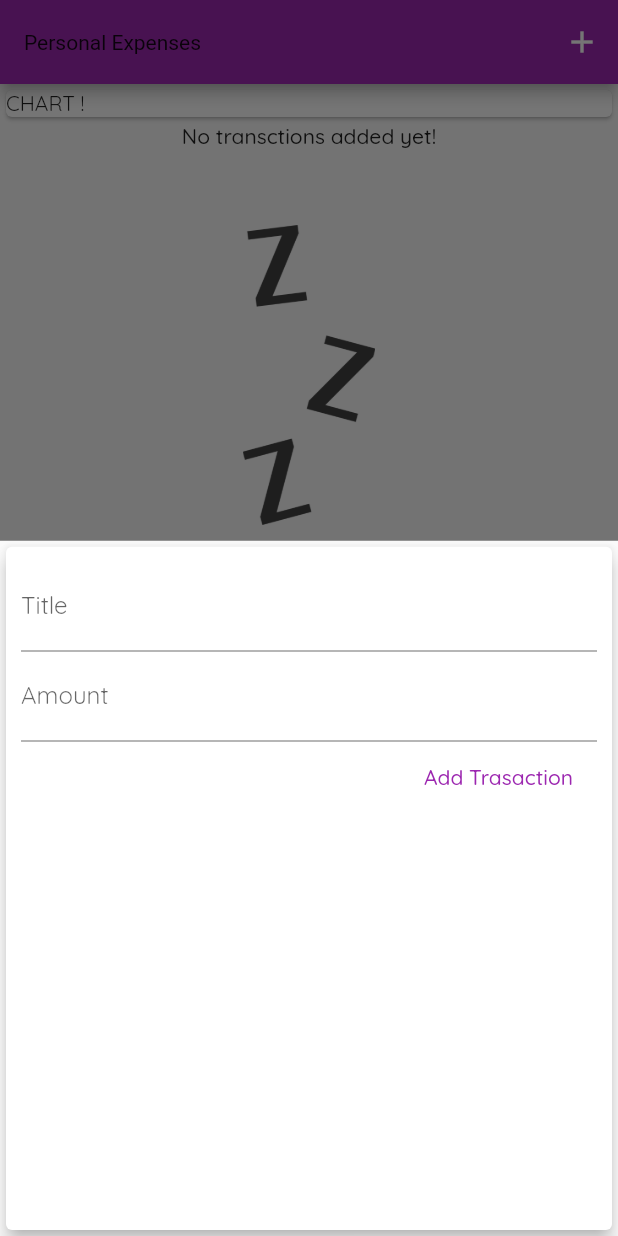
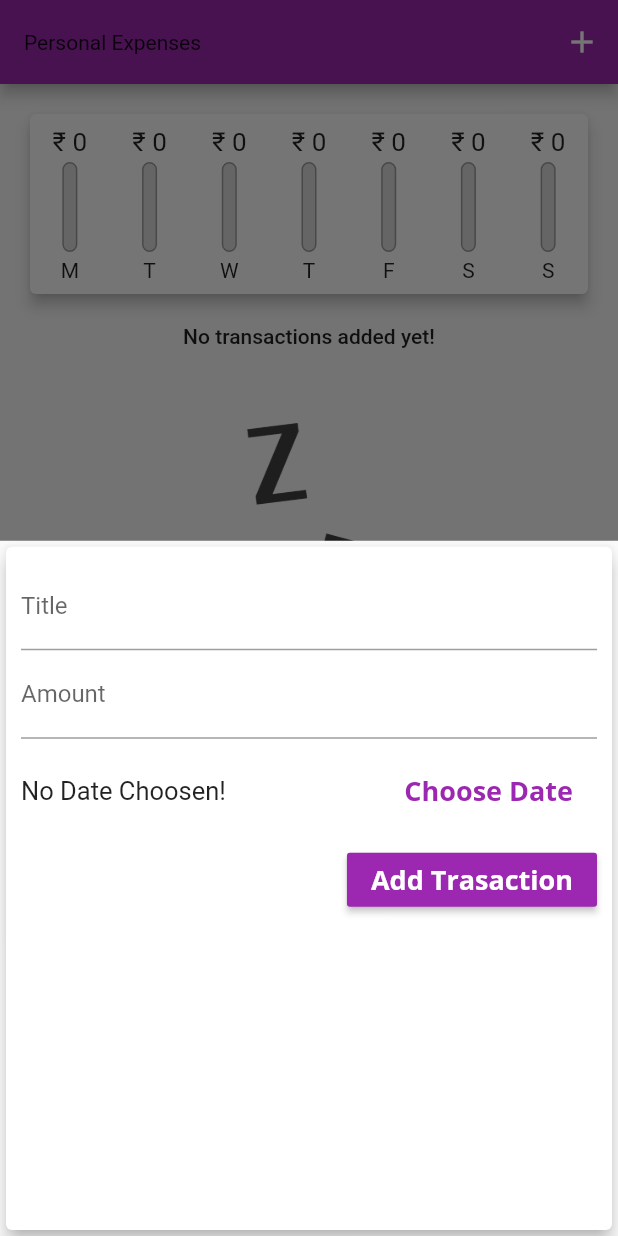
Before and after one commit to Dharmik-Pavasiya/Personal_Expenses, a Flutter app: the screen it shows after launch, after a tap on the "add" icon, on a phone screen of 412 x 824 dp. Run offline on Flutter 3.47's test engine with Material 2 defaults, Android fonts, the phone set to English and light mode, and no system bars.

Commit message:
Planning Chart Bar

```diff
--- a/lib/main.dart
+++ b/lib/main.dart
@@ -1,4 +1,5 @@
 import 'package:flutter/material.dart';
+import 'package:personal_expenses/widgets/chart.dart';
 import 'package:personal_expenses/widgets/new_transaction.dart';
 import 'package:personal_expenses/widgets/transaction_list.dart';
 import 'model/transaction_model.dart';
@@ -20,14 +21,22 @@ class _MyAppState extends State<MyApp> {
       title: 'Personal Expenses',
       theme: ThemeData(
         primarySwatch: Colors.purple,
+        errorColor: Colors.red,
         accentColor: Colors.amber,
         fontFamily: 'Quicksand',
+        textTheme: ThemeData.light().textTheme.copyWith(
+          labelLarge: const TextStyle(
+            fontFamily: 'OpenSans',
+            fontWeight: FontWeight.bold,
+            fontSize: 18,
+          ),
+        ),
         appBarTheme: AppBarTheme(
           textTheme: ThemeData.light().textTheme.copyWith(
                 labelLarge: const TextStyle(
                   fontFamily: 'OpenSans',
                   fontWeight: FontWeight.bold,
-                  fontSize: 50,
+                  fontSize: 100,
                 ),
               ),
         ),
@@ -52,12 +61,22 @@ class _HomwState extends State<Homw> {
     //     id: '02', title: 'New Shocks', amount: 150, date: DateTime.now()),
   ];
 
-  void _addTransaction(String? title, double? amount) {
+  List<TranscationModel> get _recentTransaction {
+    return _userTransactions.where((tx) {
+      return tx.date.isAfter(
+        DateTime.now().subtract(
+          const Duration(days: 7),
+        ),
+      );
+    }).toList();
+  }
+
+  void _addTransaction(String? title, double? amount, DateTime date) {
     final newTx = TranscationModel(
       id: DateTime.now().toString(),
       title: title!,
       amount: amount!,
-      date: DateTime.now(),
+      date: date,
     );
     setState(() {
       _userTransactions.add(newTx);
@@ -73,6 +92,10 @@ class _HomwState extends State<Homw> {
         );
       },
     );
+  }
+
+  void _deleteTransaction(String id){
+    _userTransactions.removeWhere((tx) => tx.id == id);
   }
 
   @override
@@ -92,12 +115,8 @@ class _HomwState extends State<Homw> {
         // mainAxisAlignment: MainAxisAlignment.spaceAround,
         crossAxisAlignment: CrossAxisAlignment.stretch,
         children: [
-          Container(
-            child: const Card(
-              child: Text('CHART !'),
-            ),
-          ),
-          TransactionList(transactions: _userTransactions),
+          Chart(recentTransaction: _recentTransaction),
+          TransactionList(_userTransactions, _deleteTransaction),
         ],
       ),
       floatingActionButtonLocation: FloatingActionButtonLocation.centerFloat,
--- /dev/null
+++ b/lib/widgets/chart.dart
@@ -0,0 +1,63 @@
+import 'package:flutter/material.dart';
+import 'package:intl/intl.dart';
+
+import '../model/transaction_model.dart';
+import 'chart_bar.dart';
+
+class Chart extends StatelessWidget {
+  Chart({Key? key, required this.recentTransaction}) : super(key: key);
+
+  final List<TranscationModel> recentTransaction;
+
+
+  List<Map<String, Object>> get groupedTransactionValues {
+    return List.generate(7, (index) {
+      final weekDay = DateTime.now().subtract(
+        Duration(days: index),
+      );
+      var totalSum = 0.0;
+
+      for (var i = 0; i < recentTransaction.length; i++) {
+        if (recentTransaction[i].date.day == weekDay.day &&
+            recentTransaction[i].date.month == weekDay.month &&
+            recentTransaction[i].date.year == weekDay.year) {
+          totalSum += recentTransaction[i].amount;
+        }
+      }
+
+      return {
+        'day': DateFormat.E().format(weekDay).substring(0,1),
+        'amount': totalSum,
+      };
+    }).reversed.toList();
+  }
+
+  double get totalSpending{
+    return groupedTransactionValues.fold(0.0, (sum, dt){
+      return sum + (dt['amount'] as double);
+    });
+  }
+
+  @override
+  Widget build(BuildContext context) {
+    return Card(
+      elevation: 4,
+      margin: const EdgeInsets.all(20),
+      child: Row(
+        mainAxisAlignment: MainAxisAlignment.spaceAround,
+        children: groupedTransactionValues.map((data) {
+          return Flexible(
+            child: Padding(
+              padding: const EdgeInsets.all(8.0),
+              child: ChartBar(
+                label: data['day'].toString(),
+                spendingAmount: data['amount'] as double,
+                spendingPctOfTotal: totalSpending == 0.0 ? 0.0 : (data['amount'] as double) / totalSpending,
+              ),
+            ),
+          );
+        }).toList(),
+      ),
+    );
+  }
+}
--- /dev/null
+++ b/lib/widgets/chart_bar.dart
@@ -0,0 +1,53 @@
+import 'package:flutter/material.dart';
+
+class ChartBar extends StatelessWidget {
+  const ChartBar(
+      {Key? key,
+      required this.label,
+      required this.spendingAmount,
+      required this.spendingPctOfTotal})
+      : super(key: key);
+
+  final String label;
+  final double spendingAmount;
+  final double spendingPctOfTotal;
+
+  @override
+  Widget build(BuildContext context) {
+    return Column(
+      children: [
+        Container(
+          height: 20,
+          child: FittedBox(
+            child: Text('₹ ${spendingAmount.toStringAsFixed(0)}',style: TextStyle(fontSize: 20),),
+          ),
+        ),
+        const SizedBox(height: 4),
+        Container(
+          height: 60,
+          width: 10,
+          child: Stack(
+            children: [
+              Container(
+                decoration: BoxDecoration(
+                    border: Border.all(color: Colors.grey, width: 1.0),
+                    color: const Color.fromRGBO(220, 220, 220, 1),
+                    borderRadius: BorderRadius.circular(20)),
+              ),
+              FractionallySizedBox(
+                heightFactor: spendingPctOfTotal,
+                child: Container(
+                  decoration: BoxDecoration(
+                      color: Theme.of(context).primaryColor,
+                      borderRadius: BorderRadius.circular(10)),
+                ),
+              ),
+            ],
+          ),
+        ),
+        const SizedBox(height: 4),
+        Text(label)
+      ],
+    );
+  }
+}
--- a/lib/widgets/new_transaction.dart
+++ b/lib/widgets/new_transaction.dart
@@ -1,4 +1,5 @@
 import 'package:flutter/material.dart';
+import 'package:intl/intl.dart';
 
 class NewTransaction extends StatefulWidget {
   NewTransaction({Key? key, required this.AddTransaction}) : super(key: key);
@@ -10,21 +11,44 @@ class NewTransaction extends StatefulWidget {
 }
 
 class _NewTransactionState extends State<NewTransaction> {
-  final titleController = TextEditingController();
+  final _titleController = TextEditingController();
 
-  final amountController = TextEditingController();
+  final _amountController = TextEditingController();
 
-  void SubmitData(){
-    final enteredTitle = titleController.text;
-    final enteredAmount = double.parse(amountController.text);
+  DateTime? _selectedDate;
 
-    if(enteredTitle.isEmpty || enteredAmount <= 0){
+  void _submitData() {
+    final enteredTitle = _titleController.text;
+    final enteredAmount = double.parse(_amountController.text);
+
+    if (enteredTitle.isEmpty || enteredAmount <= 0 || _selectedDate == null) {
       return;
     }
 
-    widget.AddTransaction(enteredTitle,enteredAmount);
+    widget.AddTransaction(enteredTitle, enteredAmount, _selectedDate);
 
     Navigator.of(context).pop();
+  }
+
+  void _presentDataPicker() {
+    showDatePicker(
+      context: context,
+      initialDate: DateTime.now(),
+      firstDate: DateTime(2019),
+      lastDate: DateTime.now(),
+    ).then(
+      (pickedDate) {
+        if (pickedDate == null) {
+          return;
+        }
+        setState(
+          () {
+            _selectedDate = pickedDate;
+          },
+        );
+      },
+    );
+    print('....');
   }
 
   @override
@@ -40,8 +64,8 @@ class _NewTransactionState extends State<NewTransaction> {
               decoration: const InputDecoration(
                 labelText: 'Title',
               ),
-              controller: titleController,
-              onSubmitted: (_) => SubmitData(),
+              controller: _titleController,
+              onSubmitted: (_) => _submitData(),
               // onChanged: (value){
               //   titleInput = value;
               // },
@@ -50,16 +74,40 @@ class _NewTransactionState extends State<NewTransaction> {
               decoration: const InputDecoration(
                 labelText: 'Amount',
               ),
-              controller: amountController,
+              controller: _amountController,
               keyboardType: TextInputType.number,
-              onSubmitted: (_) => SubmitData(),
+              onSubmitted: (_) => _submitData(),
               // onChanged: (value){
               //   amountInput = value;
               // },
             ),
-            FlatButton(
-              onPressed: SubmitData,
-              textColor: Colors.purple,
+            SizedBox(
+              height: 70,
+              child: Row(
+                children: [
+                  Expanded(
+                    child: Text(
+                      _selectedDate == null
+                          ? 'No Date Choosen!'
+                          : 'Picked Date : ${DateFormat.yMd().format(_selectedDate!) }',
+                      style: TextStyle(fontSize: 17),
+                    ),
+                  ),
+                  FlatButton(
+                    textColor: Theme.of(context).primaryColor,
+                    onPressed: _presentDataPicker,
+                    child: const Text(
+                      'Choose Date',
+                      style: TextStyle(fontWeight: FontWeight.bold),
+                    ),
+                  ),
+                ],
+              ),
+            ),
+            RaisedButton(
+              onPressed: _submitData,
+              color: Theme.of(context).primaryColor,
+              textColor: Colors.white,
               child: const Text('Add Trasaction'),
             )
           ],
--- a/lib/widgets/transaction_list.dart
+++ b/lib/widgets/transaction_list.dart
@@ -4,21 +4,24 @@ import 'package:intl/intl.dart';
 import '../model/transaction_model.dart';
 
 class TransactionList extends StatelessWidget {
-  const TransactionList({Key? key, required this.transactions})
-      : super(key: key);
+  const TransactionList(this.transactions, this.deleteTx);
 
-  final List<TranscationModel> transactions;
+  final List<TranscationModel>? transactions;
+  final Function? deleteTx;
 
   @override
   Widget build(BuildContext context) {
-    return Container(
-      height: 300,
-      child: transactions.isEmpty
+    return SizedBox(
+      height: MediaQuery.of(context).size.height * 0.71,
+      child: transactions!.isEmpty
           ? Column(
               children: [
-                Text('No transctions added yet!',style: Theme.of(context).textTheme.bodyLarge,),
-                SizedBox(height: 50),
-                Container(
+                Text(
+                  'No transactions added yet!',
+                  style: Theme.of(context).textTheme.bodyLarge,
+                ),
+                const SizedBox(height: 50),
+                SizedBox(
                   height: 200,
                   child: Image.asset(
                     'assets/images/waiting.png',
@@ -28,43 +31,34 @@ class TransactionList extends StatelessWidget {
               ],
             )
           : ListView.builder(
-              itemCount: transactions.length,
+              itemCount: transactions!.length,
               itemBuilder: (context, index) {
                 return Card(
-                  child: Row(
-                    children: [
-                      Container(
-                        margin: const EdgeInsets.symmetric(
-                            horizontal: 15, vertical: 10),
-                        decoration: BoxDecoration(
-                          border: Border.all(
-                              color: Theme.of(context).primaryColor, width: 2),
-                        ),
-                        padding: const EdgeInsets.all(10),
-                        child: Text(
-                          '₹ ${transactions[index].amount.toStringAsFixed(2)}',
-                          style: TextStyle(
-                              fontWeight: FontWeight.bold,
-                              fontSize: 20,
-                              color: Theme.of(context).primaryColor),
+                  elevation: 5,
+                  margin:
+                      const EdgeInsets.symmetric(vertical: 8, horizontal: 5),
+                  child: ListTile(
+                    leading: CircleAvatar(
+                      radius: 30,
+                      child: Padding(
+                        padding: const EdgeInsets.all(8.0),
+                        child: FittedBox(
+                          child: Text('₹ ${transactions![index].amount}'),
                         ),
                       ),
-                      Column(
-                        crossAxisAlignment: CrossAxisAlignment.start,
-                        children: [
-                          Text(
-                            transactions[index].title,
-                            style: const TextStyle(
-                                fontSize: 16, fontWeight: FontWeight.bold),
-                          ),
-                          Text(
-                            DateFormat.yMMMd().format(transactions[index].date),
-                            style: TextStyle(
-                                fontSize: 14, color: Colors.grey.shade700),
-                          ),
-                        ],
-                      )
-                    ],
+                    ),
+                    title: Text(
+                      transactions![index].title,
+                      style: Theme.of(context).textTheme.labelLarge,
+                    ),
+                    subtitle: Text(
+                      DateFormat.yMMMd().format(transactions![index].date),
+                    ),
+                    trailing: IconButton(
+                      onPressed: () => deleteTx!(transactions![index].id),
+                      icon: const Icon(Icons.delete),
+                      color: Theme.of(context).errorColor,
+                    ),
                   ),
                 );
               },
```
